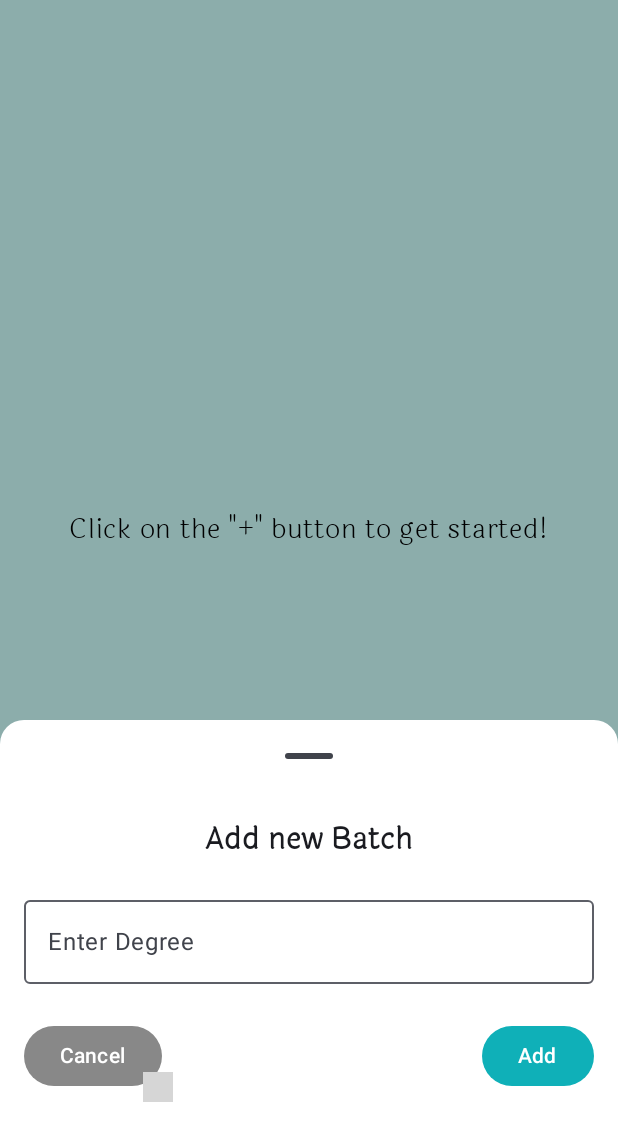
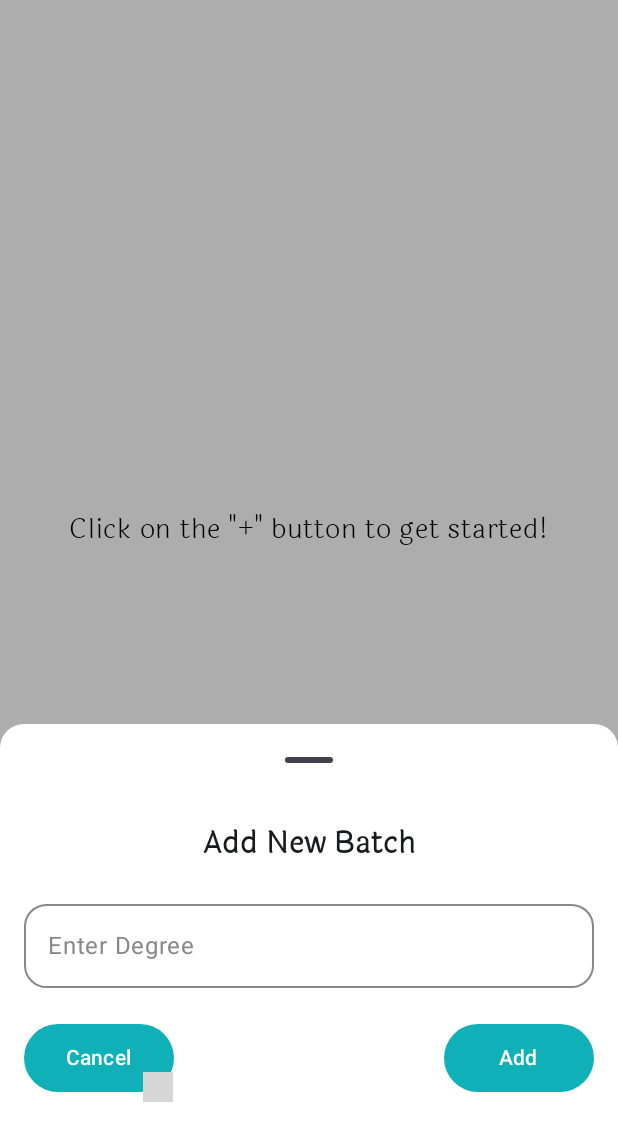
Before and after one commit to Pujadas080907/RollCall, an Android app built with Jetpack Compose: the screen it shows after launch (MainActivity), after a tap on "Add", on a phone screen of 412 x 824 dp, the part 96-1236 px from its top. Run offline under Robolectric (Android 15) with nearby library versions, the phone set to English and light mode, and no system bars; our stand-ins replace Room's generated code; grey boxes are pictures that could not be loaded.

Commit message:
Degree Screen Created

```diff
--- a/app/build.gradle.kts
+++ b/app/build.gradle.kts
@@ -1,6 +1,7 @@
 plugins {
     alias(libs.plugins.android.application)
     alias(libs.plugins.jetbrains.kotlin.android)
+    kotlin("kapt")
 }
 
 android {
@@ -77,5 +78,6 @@ dependencies {
     val room_version = "2.6.1"
 
     implementation("androidx.room:room-runtime:$room_version")
-    annotationProcessor("androidx.room:room-compiler:$room_version")
+    kapt("androidx.room:room-compiler:$room_version")
+    implementation("androidx.room:room-ktx:$room_version")
 }
--- /dev/null
+++ b/app/src/main/java/com/example/rollcall/Classroom/DegreeBottomSheet.kt
@@ -0,0 +1,114 @@
+package com.example.rollcall.Classroom
+
+import androidx.compose.foundation.background
+import androidx.compose.foundation.layout.Arrangement
+import androidx.compose.foundation.layout.Column
+import androidx.compose.foundation.layout.Row
+import androidx.compose.foundation.layout.Spacer
+import androidx.compose.foundation.layout.fillMaxWidth
+import androidx.compose.foundation.layout.height
+import androidx.compose.foundation.layout.padding
+import androidx.compose.foundation.layout.size
+import androidx.compose.foundation.shape.RoundedCornerShape
+import androidx.compose.material3.Button
+import androidx.compose.material3.ButtonDefaults
+import androidx.compose.material3.ExperimentalMaterial3Api
+import androidx.compose.material3.ModalBottomSheet
+import androidx.compose.material3.OutlinedTextField
+import androidx.compose.material3.Text
+import androidx.compose.material3.TextFieldDefaults
+import androidx.compose.runtime.Composable
+import androidx.compose.runtime.getValue
+import androidx.compose.runtime.mutableStateOf
+import androidx.compose.runtime.remember
+import androidx.compose.runtime.setValue
+import androidx.compose.ui.Alignment
+import androidx.compose.ui.Modifier
+import androidx.compose.ui.graphics.Color
+import androidx.compose.ui.res.colorResource
+import androidx.compose.ui.text.font.FontWeight
+import androidx.compose.ui.unit.dp
+import androidx.compose.ui.unit.sp
+import com.example.rollcall.Database.Degree
+import com.example.rollcall.Database.DegreeViewModel
+import com.example.rollcall.R
+import com.example.rollcall.ui.theme.laila
+
+@OptIn(ExperimentalMaterial3Api::class)
+@Composable
+fun DegreeBottomSheet(
+    degreeViewModel: DegreeViewModel,
+    isEdit: Boolean = false,
+    initialDegreeName: String = "",
+    onDismiss: () -> Unit,
+    onDegreeUpdated: (Degree) -> Unit
+) {
+    var degreeName by remember { mutableStateOf(initialDegreeName) }
+
+    ModalBottomSheet(
+        onDismissRequest = { onDismiss() },
+        shape = RoundedCornerShape(topStart = 16.dp, topEnd = 16.dp),
+        containerColor = Color.White
+    ) {
+        Column(
+            modifier = Modifier
+                .fillMaxWidth()
+                .background(Color.White)
+                .padding(16.dp),
+            horizontalAlignment = Alignment.CenterHorizontally
+        ) {
+            Text(
+                text = if (isEdit) "Edit Batch Name" else "Add New Batch",
+                fontSize = 20.sp,
+                fontFamily = laila,
+                fontWeight = FontWeight.Bold
+            )
+
+            Spacer(modifier = Modifier.height(16.dp))
+
+            OutlinedTextField(
+                value = degreeName,
+                onValueChange = { degreeName = it },
+                label = { Text("Enter Degree", color = Color.Gray) },
+                modifier = Modifier.fillMaxWidth(),
+                shape = RoundedCornerShape(15.dp),
+                colors = TextFieldDefaults.outlinedTextFieldColors(
+                    focusedTextColor = Color.Black,
+                    focusedBorderColor = colorResource(id = R.color.main_color),
+                    unfocusedBorderColor = Color.Gray
+                )
+            )
+
+            Spacer(modifier = Modifier.height(24.dp))
+
+            Row(
+                modifier = Modifier.fillMaxWidth(),
+                horizontalArrangement = Arrangement.SpaceBetween
+            ) {
+                Button(
+                    onClick = { onDismiss() },
+                    colors = ButtonDefaults.buttonColors(containerColor = colorResource(id = R.color.main_color)),
+                    modifier = Modifier.size(width = 100.dp, height = 45.dp)
+                ) {
+                    Text("Cancel", color = Color.White)
+                }
+
+                Button(
+                    onClick = {
+                        if (degreeName.isNotBlank()) {
+                            val updatedDegree = Degree(degreeName = degreeName, id = 0)
+                            onDegreeUpdated(updatedDegree)
+                            onDismiss()
+                        }
+                    },
+                    colors = ButtonDefaults.buttonColors(containerColor = colorResource(id = R.color.main_color)),
+                    modifier = Modifier.size(width = 100.dp, height = 45.dp)
+                ) {
+                    Text(if (isEdit) "Update" else "Add", color = Color.White)
+                }
+            }
+
+            Spacer(modifier = Modifier.height(16.dp))
+        }
+    }
+}
--- a/app/src/main/java/com/example/rollcall/Classroom/DegreeScreen.kt
+++ b/app/src/main/java/com/example/rollcall/Classroom/DegreeScreen.kt
@@ -1,37 +1,15 @@
+
 package com.example.rollcall.Classroom
 
 import androidx.compose.foundation.background
-import androidx.compose.foundation.layout.Arrangement
-import androidx.compose.foundation.layout.Box
-import androidx.compose.foundation.layout.Column
-import androidx.compose.foundation.layout.Row
-import androidx.compose.foundation.layout.Spacer
-import androidx.compose.foundation.layout.fillMaxSize
-import androidx.compose.foundation.layout.fillMaxWidth
-import androidx.compose.foundation.layout.height
-import androidx.compose.foundation.layout.padding
-import androidx.compose.foundation.layout.size
+import androidx.compose.foundation.layout.*
+import androidx.compose.foundation.lazy.grid.GridCells
+import androidx.compose.foundation.lazy.grid.LazyVerticalGrid
+import androidx.compose.foundation.lazy.grid.items
 import androidx.compose.foundation.shape.CircleShape
 import androidx.compose.foundation.shape.RoundedCornerShape
-import androidx.compose.material3.BottomAppBar
-import androidx.compose.material3.Button
-import androidx.compose.material3.ButtonDefaults
-import androidx.compose.material3.ExperimentalMaterial3Api
-import androidx.compose.material3.FloatingActionButton
-import androidx.compose.material3.Icon
-import androidx.compose.material3.IconButton
-import androidx.compose.material3.ModalBottomSheet
-import androidx.compose.material3.OutlinedTextField
-import androidx.compose.material3.Scaffold
-import androidx.compose.material3.Text
-import androidx.compose.material3.TopAppBar
-import androidx.compose.material3.TopAppBarDefaults
-import androidx.compose.material3.rememberModalBottomSheetState
-import androidx.compose.runtime.Composable
-import androidx.compose.runtime.getValue
-import androidx.compose.runtime.mutableStateOf
-import androidx.compose.runtime.remember
-import androidx.compose.runtime.setValue
+import androidx.compose.material3.*
+import androidx.compose.runtime.*
 import androidx.compose.ui.Alignment
 import androidx.compose.ui.Modifier
 import androidx.compose.ui.draw.clip
@@ -43,18 +21,21 @@ import androidx.compose.ui.text.style.TextAlign
 import androidx.compose.ui.unit.dp
 import androidx.compose.ui.unit.sp
 import androidx.navigation.NavController
+import com.example.rollcall.Database.Degree
+import com.example.rollcall.Database.DegreeViewModel
 import com.example.rollcall.Navigation.Routes
 import com.example.rollcall.R
 import com.example.rollcall.ui.theme.laila
 import com.example.rollcall.ui.theme.title
 
-
 @OptIn(ExperimentalMaterial3Api::class)
 @Composable
-fun DegreeScreen(navController: NavController) {
+fun DegreeScreen(navController: NavController, degreeViewModel: DegreeViewModel) {
     val sheetState = rememberModalBottomSheetState()
     var showBottomSheet by remember { mutableStateOf(false) }
-    var degreeName by remember { mutableStateOf("") }
+    var selectedDegree by remember { mutableStateOf<Degree?>(null) }
+
+    val degreeList by degreeViewModel.degreeList.collectAsState()
 
     Scaffold(
         topBar = {
@@ -81,7 +62,9 @@ fun DegreeScreen(navController: NavController) {
 
         floatingActionButton = {
             FloatingActionButton(
-                onClick = { showBottomSheet = true },
+                onClick = {
+                    selectedDegree = null
+                    showBottomSheet = true },
                 modifier = Modifier
                     .size(48.dp)
                     .clip(CircleShape),
@@ -100,83 +83,61 @@ fun DegreeScreen(navController: NavController) {
         Box(
             modifier = Modifier
                 .fillMaxSize()
-                .background(color = colorResource(id = R.color.bg_color))
+                .background(color = Color.White)
                 .padding(paddingValues),
             contentAlignment = Alignment.Center
         ) {
-            Text(text = "Click on the \"+\" button to get started!",
+            if (degreeList.isEmpty()) {
+                Text(
+                    text = "Click on the \"+\" button to get started!",
                     fontSize = 18.sp,
                     color = Color.Black,
                     fontFamily = laila,
                     fontWeight = FontWeight.Medium
                 )
+            } else {
+                LazyVerticalGrid(
+                    columns = GridCells.Fixed(2),
+                    modifier = Modifier.fillMaxSize(),
+                    contentPadding = PaddingValues(8.dp),
+                    verticalArrangement = Arrangement.spacedBy(8.dp),
+                    horizontalArrangement = Arrangement.spacedBy(8.dp)
+                ) {
+                    items(degreeList) { degree ->
+                        DegreeCard(degree, degreeViewModel) {
+                            selectedDegree = degree
+                            showBottomSheet = true
                         }
                     }
-
-
-    if (showBottomSheet) {
-        ModalBottomSheet(
-            onDismissRequest = { showBottomSheet = false },
-            sheetState = sheetState,
-            shape = RoundedCornerShape(topStart = 16.dp, topEnd = 16.dp),
-            containerColor = Color.White
-        ) {
-            Column(
-                modifier = Modifier
-                    .fillMaxWidth()
-                    .background(Color.White)
-                    .padding(16.dp),
-                horizontalAlignment = Alignment.CenterHorizontally
-            ) {
-                Text(
-                    text = "Add new Batch",
-                    fontSize = 20.sp,
-                    fontFamily = laila,
-                    fontWeight = FontWeight.Bold
-                )
-
-                Spacer(modifier = Modifier.height(16.dp))
-
-                OutlinedTextField(
-                    value = degreeName,
-                    onValueChange = { degreeName = it },
-                    label = { Text("Enter Degree") },
-                    modifier = Modifier.fillMaxWidth()
-                )
-
-                Spacer(modifier = Modifier.height(24.dp))
-
-                Row(
-                    modifier = Modifier.fillMaxWidth(),
-                    horizontalArrangement = Arrangement.SpaceBetween
-                ) {
-                    Button(
-                        onClick = { showBottomSheet = false },
-                        colors = ButtonDefaults.buttonColors(containerColor = Color.Gray)
-                    ) {
-                        Text("Cancel", color = Color.White)
-                    }
-
-                    Button(
-                        onClick = {
-                            // Handle add action
-                            showBottomSheet = false
-                        },
-                        colors = ButtonDefaults.buttonColors(containerColor = colorResource(id = R.color.main_color))
-                    ) {
-                        Text("Add", color = Color.White)
-                    }
-                }
-
-                Spacer(modifier = Modifier.height(16.dp))
                 }
             }
         }
     }
 
+    // Show the degree modal (Add or Edit)
+    if (showBottomSheet) {
+        DegreeBottomSheet(
+            degreeViewModel = degreeViewModel,
+            isEdit = selectedDegree != null,
+            initialDegreeName = selectedDegree?.degreeName ?: "",
+            onDismiss = {
+                showBottomSheet = false
+                selectedDegree = null
+            },
+            onDegreeUpdated = { updatedDegree ->
+                if (selectedDegree != null) {
 
+                    degreeViewModel.updateDegree(updatedDegree.copy(id = selectedDegree!!.id))
+                } else {
 
-
+                    degreeViewModel.addDegree(updatedDegree)
+                }
+                selectedDegree = null
+                showBottomSheet = false
+            }
+        )
+    }
+}
 
 @Composable
 fun BottomNavigationBar(navController: NavController) {
@@ -184,8 +145,6 @@ fun BottomNavigationBar(navController: NavController) {
     val items = listOf(
         "Classroom" to R.drawable.classroom,
         "Month View" to R.drawable.month_view,
-
-
     )
 
     BottomAppBar(
@@ -204,7 +163,6 @@ fun BottomNavigationBar(navController: NavController) {
                     when (index) {
                         0 -> navController.navigate(Routes.Degree.routes)
                         1 -> navController.navigate(Routes.MonthView.routes)
-
                     }
                 },
                 modifier = Modifier.weight(1f)
--- a/app/src/main/java/com/example/rollcall/Database/Degree.kt
+++ b/app/src/main/java/com/example/rollcall/Database/Degree.kt
@@ -3,9 +3,10 @@ package com.example.rollcall.Database
 import androidx.room.Entity
 import androidx.room.PrimaryKey
 
-@Entity
+@Entity(tableName = "degree_table")
 data class Degree(
 
     @PrimaryKey(autoGenerate = true)
-    var showdegree: String,
+    val id: Int = 0,
+    var degreeName: String
 )
--- a/app/src/main/java/com/example/rollcall/Database/DegreeDao.kt
+++ b/app/src/main/java/com/example/rollcall/Database/DegreeDao.kt
@@ -1,10 +1,25 @@
 package com.example.rollcall.Database
 
 import androidx.room.Dao
+import androidx.room.Insert
+import androidx.room.OnConflictStrategy
+import androidx.room.Query
+import kotlinx.coroutines.flow.Flow
 
 
 @Dao
 interface DegreeDao {
 
+    @Insert(onConflict = OnConflictStrategy.REPLACE)
+    suspend fun insertDegree(degree: Degree)
+
+    @Query("SELECT * FROM degree_table ORDER BY id DESC")
+    fun getAllDegrees(): Flow<List<Degree>>
+
+    @Query("DELETE FROM degree_table WHERE id = :degreeId")
+    suspend fun deleteDegree(degreeId: Int)
+
+    @Query("UPDATE degree_table SET degreeName = :newName WHERE id = :degreeId")
+    suspend fun updateDegree(degreeId: Int, newName: String)
 
 }
--- /dev/null
+++ b/app/src/main/java/com/example/rollcall/Database/DegreeDatabase.kt
@@ -0,0 +1,32 @@
+package com.example.rollcall.Database
+
+import android.content.Context
+import androidx.room.Database
+import androidx.room.Room
+import androidx.room.RoomDatabase
+
+
+@Database(entities = [Degree::class], version = 1, exportSchema = false)
+ abstract class DegreeDatabase: RoomDatabase() {
+
+ abstract fun degreeDao(): DegreeDao
+
+ companion object {
+  @Volatile
+  private var INSTANCE: DegreeDatabase? = null
+
+  fun getDatabase(context: Context): DegreeDatabase {
+   return INSTANCE ?: synchronized(this) {
+    val instance = Room.databaseBuilder(
+     context.applicationContext,
+     DegreeDatabase::class.java,
+     "degree_database"
+    )
+     .fallbackToDestructiveMigration()
+     .build()
+    INSTANCE = instance
+    instance
+   }
+  }
+ }
+}
--- /dev/null
+++ b/app/src/main/java/com/example/rollcall/Database/DegreeViewModel.kt
@@ -0,0 +1,46 @@
+package com.example.rollcall.Database
+
+import android.app.Application
+import androidx.lifecycle.AndroidViewModel
+import androidx.lifecycle.viewModelScope
+import kotlinx.coroutines.flow.MutableStateFlow
+import kotlinx.coroutines.flow.StateFlow
+import kotlinx.coroutines.launch
+
+class DegreeViewModel(application: Application) : AndroidViewModel(application) {
+
+    private val degreeDao = DegreeDatabase.getDatabase(application).degreeDao()
+
+    private val _degrees = MutableStateFlow<List<Degree>>(emptyList())
+    val degreeList: StateFlow<List<Degree>> = _degrees
+
+    init {
+        fetchDegrees()
+    }
+
+    private fun fetchDegrees() {
+        viewModelScope.launch {
+            degreeDao.getAllDegrees().collect { degreeList ->
+                _degrees.value = degreeList
+            }
+        }
+    }
+
+    fun addDegree(degree: Degree) {
+        viewModelScope.launch {
+            degreeDao.insertDegree(degree)
+        }
+    }
+
+    fun deleteDegree(degree: Degree) {
+        viewModelScope.launch {
+            degreeDao.deleteDegree(degree.id)
+        }
+    }
+
+    fun updateDegree(degree: Degree) {
+        viewModelScope.launch {
+            degreeDao.updateDegree(degree.id, degree.degreeName)
+        }
+    }
+}
--- /dev/null
+++ b/app/src/main/java/com/example/rollcall/Database/DegreeViewModelFactory.kt
@@ -0,0 +1,15 @@
+package com.example.rollcall.Database
+
+import android.app.Application
+import androidx.lifecycle.ViewModel
+import androidx.lifecycle.ViewModelProvider
+
+class DegreeViewModelFactory(private val application: Application) : ViewModelProvider.Factory  {
+    override fun <T : ViewModel> create(modelClass: Class<T>): T {
+        if (modelClass.isAssignableFrom(DegreeViewModel::class.java)) {
+            return DegreeViewModel(application) as T
+        }
+        throw IllegalArgumentException("Unknown ViewModel class")
+    }
+
+}
--- a/app/src/main/java/com/example/rollcall/Navigation/SetNavGraph.kt
+++ b/app/src/main/java/com/example/rollcall/Navigation/SetNavGraph.kt
@@ -1,10 +1,15 @@
 package com.example.rollcall.Navigation
 
+import android.app.Application
 import androidx.compose.runtime.Composable
+import androidx.compose.ui.platform.LocalContext
+import androidx.lifecycle.viewmodel.compose.viewModel
 import androidx.navigation.NavHostController
 import androidx.navigation.compose.NavHost
 import androidx.navigation.compose.composable
 import com.example.rollcall.Classroom.DegreeScreen
+import com.example.rollcall.Database.DegreeViewModel
+import com.example.rollcall.Database.DegreeViewModelFactory
 import com.example.rollcall.MothView.MonthViewScreen
 
 
@@ -15,7 +20,10 @@ fun SetNavGraph(navController: NavHostController){
 
 
         composable(Routes.Degree.routes){
-            DegreeScreen(navController = navController)
+            val degreeViewModel: DegreeViewModel = viewModel(
+                factory = DegreeViewModelFactory(application = LocalContext.current.applicationContext as Application)
+            )
+            DegreeScreen(navController = navController,degreeViewModel)
         }
         composable(Routes.MonthView.routes){
             MonthViewScreen(navController = navController)
--- a/app/src/main/res/values/colors.xml
+++ b/app/src/main/res/values/colors.xml
@@ -10,6 +10,10 @@
 
     <color name="main_color">#0FB0B8</color>
     <color name="bg_color">#CFFFFD</color>
+    <color name="card_color">#7FF4FA</color>
+
+    <color name="cardStart_color">#FF74E4FF</color>
+    <color name="cardEnd_color">#FFB9F9FC</color>
 
 
 </resources>
```
Also changed, not shown: app/src/main/java/com/example/rollcall/Classroom/DegreeCard.kt (added, +147 -0 lines). Lines whose indentation alone changed are shown as unchanged.
